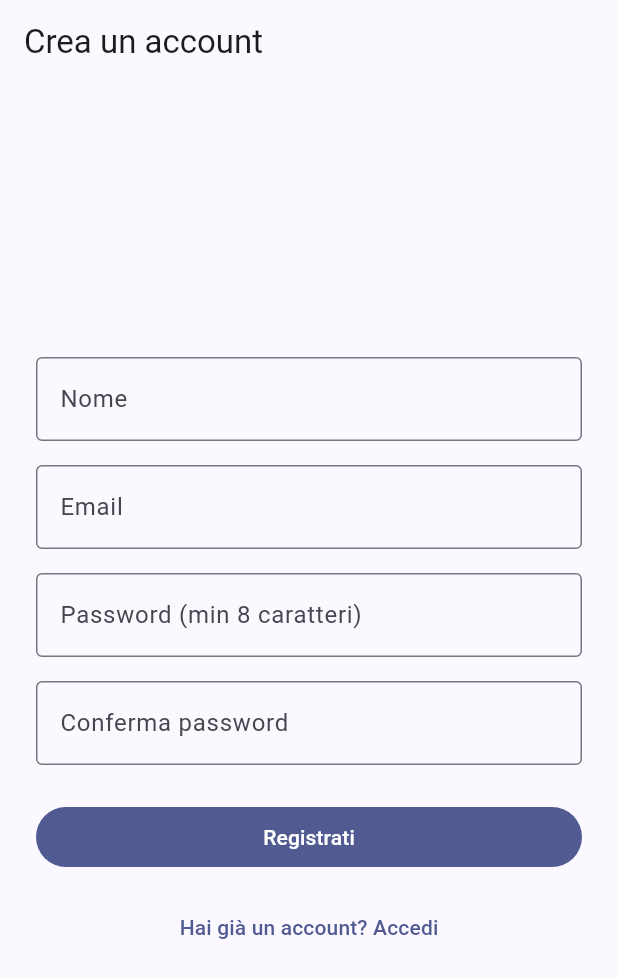
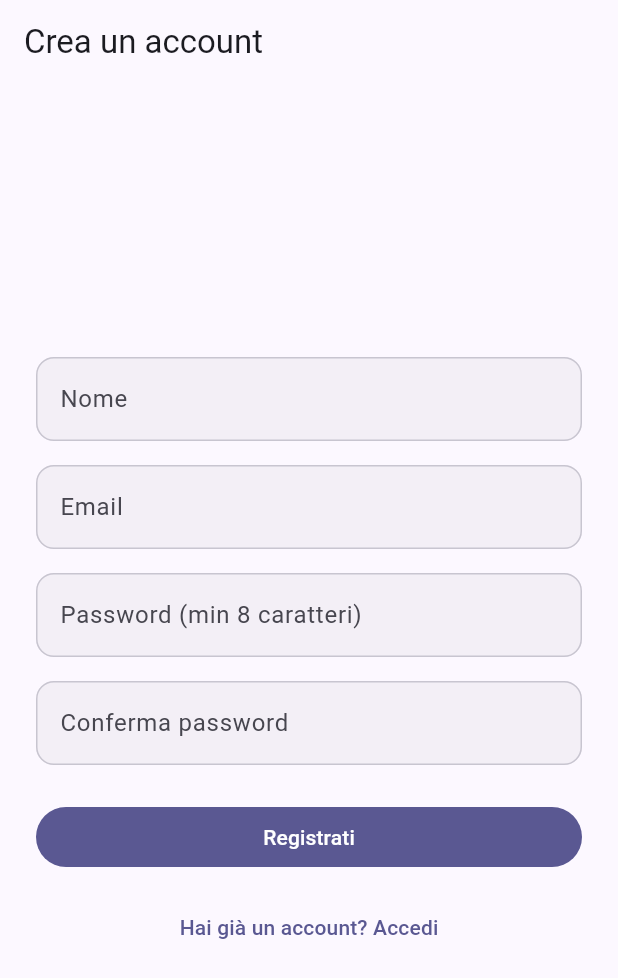
Before and after one commit to MirWasShort/Productivity-Hub, a Flutter app: the screen it shows after launch, after a tap on "Non hai un account? Registrati", on a phone screen of 412 x 824 dp. Shown: the top 978 px of the screen. Run offline on Flutter 3.47's test engine with Material 3 defaults, Android fonts, the phone set to English and light mode, and no system bars; our stand-ins replace dio, flutter_riverpod, flutter_secure_storage, freezed_annotation, go_router, shared_preferences; network calls fail.

Commit message:
feat(frontend): design system, dark mode e tema persistito
TDD: theme notifier tests first (system default, persistence, re-read
on restart, toggle incl. the from-system case) plus a dark-theme app
test. Green via AppTheme building light and dark from a single indigo
seed (outlined r16 cards, filled r12 inputs, coordinated chip/nav/FAB
themes, fade page transitions, spacing scale in dimens.dart), priority
colors as a ThemeExtension with per-brightness container pairs (raw
Colors.* were unreadable in dark), and a ThemeModeNotifier backed by
SharedPreferencesWithCache created before runApp and injected via
ProviderScope overrides — synchronous first-frame reads, no theme
flash. Theme toggle in the task list app bar.

Test note: SharedPreferencesWithCache needs the async platform
(InMemorySharedPreferencesAsync), not the legacy mock initial values.

Co-Authored-By: Claude Fable 5 <noreply@anthropic.com>

```diff
--- a/frontend/lib/app.dart
+++ b/frontend/lib/app.dart
@@ -2,6 +2,8 @@ import 'package:flutter/material.dart';
 import 'package:flutter_riverpod/flutter_riverpod.dart';
 
 import 'core/router/app_router.dart';
+import 'core/theme/app_theme.dart';
+import 'core/theme/theme_mode_notifier.dart';
 import 'features/auth/presentation/providers/auth_notifier.dart';
 
 class SmartTodoApp extends ConsumerStatefulWidget {
@@ -24,9 +26,9 @@ class _SmartTodoAppState extends ConsumerState<SmartTodoApp> {
   Widget build(BuildContext context) {
     return MaterialApp.router(
       title: 'Smart TODO',
-      theme: ThemeData(
-        colorScheme: ColorScheme.fromSeed(seedColor: Colors.indigo),
-      ),
+      theme: AppTheme.light,
+      darkTheme: AppTheme.dark,
+      themeMode: ref.watch(themeModeProvider),
       routerConfig: ref.watch(routerProvider),
     );
   }
--- /dev/null
+++ b/frontend/lib/core/theme/app_theme.dart
@@ -0,0 +1,87 @@
+import 'package:flutter/material.dart';
+
+import 'dimens.dart';
+import 'priority_colors.dart';
+
+/// The app's two themes, built from a single indigo seed so light and
+/// dark stay coherent. Every screen styles itself from here — no raw
+/// Colors.* in widgets.
+abstract final class AppTheme {
+  static const _seed = Color(0xFF4F46E5);
+
+  static ThemeData get light => _build(Brightness.light, PriorityColors.light);
+
+  static ThemeData get dark => _build(Brightness.dark, PriorityColors.dark);
+
+  static ThemeData _build(Brightness brightness, PriorityColors priorityColors) {
+    final colorScheme =
+        ColorScheme.fromSeed(seedColor: _seed, brightness: brightness);
+    final base = ThemeData(colorScheme: colorScheme, useMaterial3: true);
+
+    return base.copyWith(
+      extensions: [priorityColors],
+      textTheme: base.textTheme.copyWith(
+        titleMedium:
+            base.textTheme.titleMedium?.copyWith(fontWeight: FontWeight.w600),
+        labelSmall: base.textTheme.labelSmall?.copyWith(
+          color: colorScheme.onSurfaceVariant,
+        ),
+      ),
+      cardTheme: CardThemeData(
+        elevation: 0,
+        shape: RoundedRectangleBorder(
+          borderRadius: BorderRadius.circular(Dimens.radiusLg),
+          side: BorderSide(color: colorScheme.outlineVariant),
+        ),
+        margin: const EdgeInsets.symmetric(
+            horizontal: Dimens.lg, vertical: Dimens.xs + 2),
+      ),
+      inputDecorationTheme: InputDecorationTheme(
+        filled: true,
+        fillColor: colorScheme.surfaceContainerHighest.withValues(alpha: 0.4),
+        border: OutlineInputBorder(
+          borderRadius: BorderRadius.circular(Dimens.radiusMd),
+          borderSide: BorderSide(color: colorScheme.outlineVariant),
+        ),
+        enabledBorder: OutlineInputBorder(
+          borderRadius: BorderRadius.circular(Dimens.radiusMd),
+          borderSide: BorderSide(color: colorScheme.outlineVariant),
+        ),
+        focusedBorder: OutlineInputBorder(
+          borderRadius: BorderRadius.circular(Dimens.radiusMd),
+          borderSide: BorderSide(color: colorScheme.primary, width: 2),
+        ),
+      ),
+      chipTheme: ChipThemeData(
+        shape: RoundedRectangleBorder(
+          borderRadius: BorderRadius.circular(Dimens.radiusSm),
+        ),
+        side: BorderSide(color: colorScheme.outlineVariant),
+      ),
+      navigationBarTheme: NavigationBarThemeData(
+        indicatorColor: colorScheme.primaryContainer,
+        labelBehavior: NavigationDestinationLabelBehavior.alwaysShow,
+      ),
+      floatingActionButtonTheme: FloatingActionButtonThemeData(
+        backgroundColor: colorScheme.primaryContainer,
+        foregroundColor: colorScheme.onPrimaryContainer,
+        elevation: 2,
+      ),
+      snackBarTheme: SnackBarThemeData(
+        behavior: SnackBarBehavior.floating,
+        shape: RoundedRectangleBorder(
+          borderRadius: BorderRadius.circular(Dimens.radiusMd),
+        ),
+      ),
+      pageTransitionsTheme: const PageTransitionsTheme(
+        builders: {
+          TargetPlatform.android: FadeForwardsPageTransitionsBuilder(),
+          TargetPlatform.iOS: FadeForwardsPageTransitionsBuilder(),
+          TargetPlatform.linux: FadeForwardsPageTransitionsBuilder(),
+          TargetPlatform.macOS: FadeForwardsPageTransitionsBuilder(),
+          TargetPlatform.windows: FadeForwardsPageTransitionsBuilder(),
+        },
+      ),
+    );
+  }
+}
--- /dev/null
+++ b/frontend/lib/core/theme/dimens.dart
@@ -0,0 +1,13 @@
+/// Spacing scale used across the app. Multiples of 4.
+abstract final class Dimens {
+  static const xs = 4.0;
+  static const sm = 8.0;
+  static const md = 12.0;
+  static const lg = 16.0;
+  static const xl = 24.0;
+  static const xxl = 32.0;
+
+  static const radiusSm = 8.0;
+  static const radiusMd = 12.0;
+  static const radiusLg = 16.0;
+}
--- /dev/null
+++ b/frontend/lib/core/theme/priority_colors.dart
@@ -0,0 +1,91 @@
+import 'package:flutter/material.dart';
+
+import '../../features/task/domain/entities/task.dart';
+
+/// Priority accent colors as a theme extension: each brightness gets its
+/// own container/on-container pairs, so chips and charts stay legible in
+/// both light and dark mode. Access via `Theme.of(context).extension`.
+@immutable
+class PriorityColors extends ThemeExtension<PriorityColors> {
+  const PriorityColors({
+    required this.lowBackground,
+    required this.lowForeground,
+    required this.mediumBackground,
+    required this.mediumForeground,
+    required this.highBackground,
+    required this.highForeground,
+  });
+
+  final Color lowBackground;
+  final Color lowForeground;
+  final Color mediumBackground;
+  final Color mediumForeground;
+  final Color highBackground;
+  final Color highForeground;
+
+  static const light = PriorityColors(
+    lowBackground: Color(0xFFE1F4E3),
+    lowForeground: Color(0xFF1B5E20),
+    mediumBackground: Color(0xFFFFF3D6),
+    mediumForeground: Color(0xFF8A5A00),
+    highBackground: Color(0xFFFDE3E1),
+    highForeground: Color(0xFFB3251E),
+  );
+
+  static const dark = PriorityColors(
+    lowBackground: Color(0xFF1F3B23),
+    lowForeground: Color(0xFFA5D6A7),
+    mediumBackground: Color(0xFF453411),
+    mediumForeground: Color(0xFFFFD54F),
+    highBackground: Color(0xFF4A1F1D),
+    highForeground: Color(0xFFEF9A9A),
+  );
+
+  Color backgroundOf(TaskPriority priority) => switch (priority) {
+        TaskPriority.low => lowBackground,
+        TaskPriority.medium => mediumBackground,
+        TaskPriority.high => highBackground,
+      };
+
+  Color foregroundOf(TaskPriority priority) => switch (priority) {
+        TaskPriority.low => lowForeground,
+        TaskPriority.medium => mediumForeground,
+        TaskPriority.high => highForeground,
+      };
+
+  @override
+  PriorityColors copyWith({
+    Color? lowBackground,
+    Color? lowForeground,
+    Color? mediumBackground,
+    Color? mediumForeground,
+    Color? highBackground,
+    Color? highForeground,
+  }) {
+    return PriorityColors(
+      lowBackground: lowBackground ?? this.lowBackground,
+      lowForeground: lowForeground ?? this.lowForeground,
+      mediumBackground: mediumBackground ?? this.mediumBackground,
+      mediumForeground: mediumForeground ?? this.mediumForeground,
+      highBackground: highBackground ?? this.highBackground,
+      highForeground: highForeground ?? this.highForeground,
+    );
+  }
+
+  @override
+  PriorityColors lerp(PriorityColors? other, double t) {
+    if (other == null) {
+      return this;
+    }
+    return PriorityColors(
+      lowBackground: Color.lerp(lowBackground, other.lowBackground, t)!,
+      lowForeground: Color.lerp(lowForeground, other.lowForeground, t)!,
+      mediumBackground:
+          Color.lerp(mediumBackground, other.mediumBackground, t)!,
+      mediumForeground:
+          Color.lerp(mediumForeground, other.mediumForeground, t)!,
+      highBackground: Color.lerp(highBackground, other.highBackground, t)!,
+      highForeground: Color.lerp(highForeground, other.highForeground, t)!,
+    );
+  }
+}
--- /dev/null
+++ b/frontend/lib/core/theme/theme_mode_notifier.dart
@@ -0,0 +1,41 @@
+import 'package:flutter/material.dart';
+import 'package:flutter_riverpod/flutter_riverpod.dart';
+
+import '../storage/preferences.dart';
+
+final themeModeProvider =
+    NotifierProvider<ThemeModeNotifier, ThemeMode>(ThemeModeNotifier.new);
+
+class ThemeModeNotifier extends Notifier<ThemeMode> {
+  static const _key = 'theme_mode';
+
+  @override
+  ThemeMode build() {
+    final stored = ref.read(sharedPreferencesProvider).getString(_key);
+    return switch (stored) {
+      'light' => ThemeMode.light,
+      'dark' => ThemeMode.dark,
+      _ => ThemeMode.system,
+    };
+  }
+
+  Future<void> setMode(ThemeMode mode) async {
+    state = mode;
+    await ref.read(sharedPreferencesProvider).setString(_key, mode.name);
+  }
+
+  /// Flips light/dark; from system it goes to the opposite of the
+  /// current platform brightness so the first tap always has an effect.
+  Future<void> toggle() async {
+    final next = switch (state) {
+      ThemeMode.light => ThemeMode.dark,
+      ThemeMode.dark => ThemeMode.light,
+      ThemeMode.system =>
+        WidgetsBinding.instance.platformDispatcher.platformBrightness ==
+                Brightness.dark
+            ? ThemeMode.light
+            : ThemeMode.dark,
+    };
+    await setMode(next);
+  }
+}
--- a/frontend/lib/features/task/presentation/screens/task_list_screen.dart
+++ b/frontend/lib/features/task/presentation/screens/task_list_screen.dart
@@ -2,6 +2,7 @@ import 'package:flutter/material.dart';
 import 'package:flutter_riverpod/flutter_riverpod.dart';
 import 'package:go_router/go_router.dart';
 
+import '../../../../core/theme/theme_mode_notifier.dart';
 import '../../../auth/presentation/providers/auth_notifier.dart';
 import '../../domain/entities/task.dart';
 import '../providers/task_list_notifier.dart';
@@ -17,6 +18,15 @@ class TaskListScreen extends ConsumerWidget {
       appBar: AppBar(
         title: const Text('I miei task'),
         actions: [
+          IconButton(
+            key: const Key('theme_toggle'),
+            icon: Icon(Theme.of(context).brightness == Brightness.dark
+                ? Icons.light_mode_outlined
+                : Icons.dark_mode_outlined),
+            tooltip: 'Cambia tema',
+            onPressed: () =>
+                ref.read(themeModeProvider.notifier).toggle(),
+          ),
           IconButton(
             key: const Key('tasks_logout'),
             icon: const Icon(Icons.logout),
--- a/frontend/lib/main.dart
+++ b/frontend/lib/main.dart
@@ -1,8 +1,19 @@
 import 'package:flutter/material.dart';
 import 'package:flutter_riverpod/flutter_riverpod.dart';
+import 'package:shared_preferences/shared_preferences.dart';
 
 import 'app.dart';
+import 'core/storage/preferences.dart';
 
-void main() {
-  runApp(const ProviderScope(child: SmartTodoApp()));
+Future<void> main() async {
+  WidgetsFlutterBinding.ensureInitialized();
+
+  final prefs = await SharedPreferencesWithCache.create(
+    cacheOptions: const SharedPreferencesWithCacheOptions(),
+  );
+
+  runApp(ProviderScope(
+    overrides: [sharedPreferencesProvider.overrideWithValue(prefs)],
+    child: const SmartTodoApp(),
+  ));
 }
--- a/frontend/pubspec.yaml
+++ b/frontend/pubspec.yaml
@@ -40,6 +40,7 @@ dependencies:
   freezed_annotation: ^3.1.0
   json_annotation: ^4.12.0
   flutter_secure_storage: ^10.3.1
+  shared_preferences: ^2.5.5
 
 dev_dependencies:
   flutter_test:
@@ -55,6 +56,7 @@ dev_dependencies:
   freezed: ^3.2.6-dev.1
   json_serializable: ^6.14.0
   mocktail: ^1.0.5
+  shared_preferences_platform_interface: ^2.4.2
 
 # For information on the generic Dart part of this file, see the
 # following page: https://dart.dev/tools/pub/pubspec
```
Also changed, not shown: frontend/lib/core/storage/preferences.dart (added, +10 -0 lines), frontend/pubspec.lock, 4 other files.
